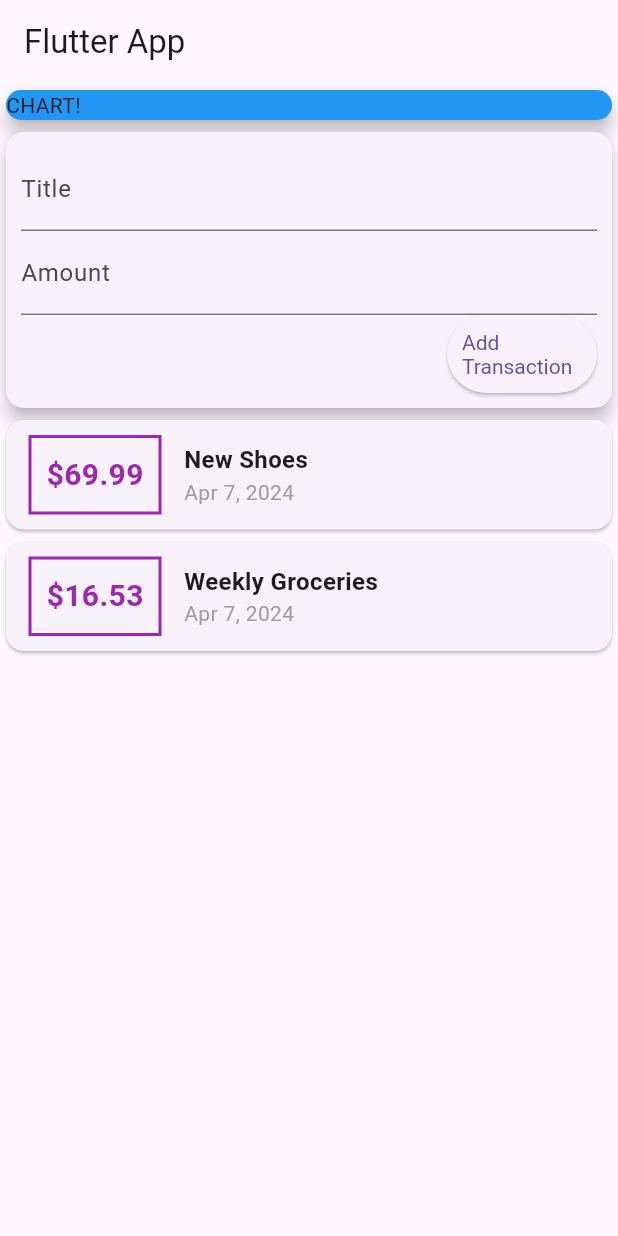
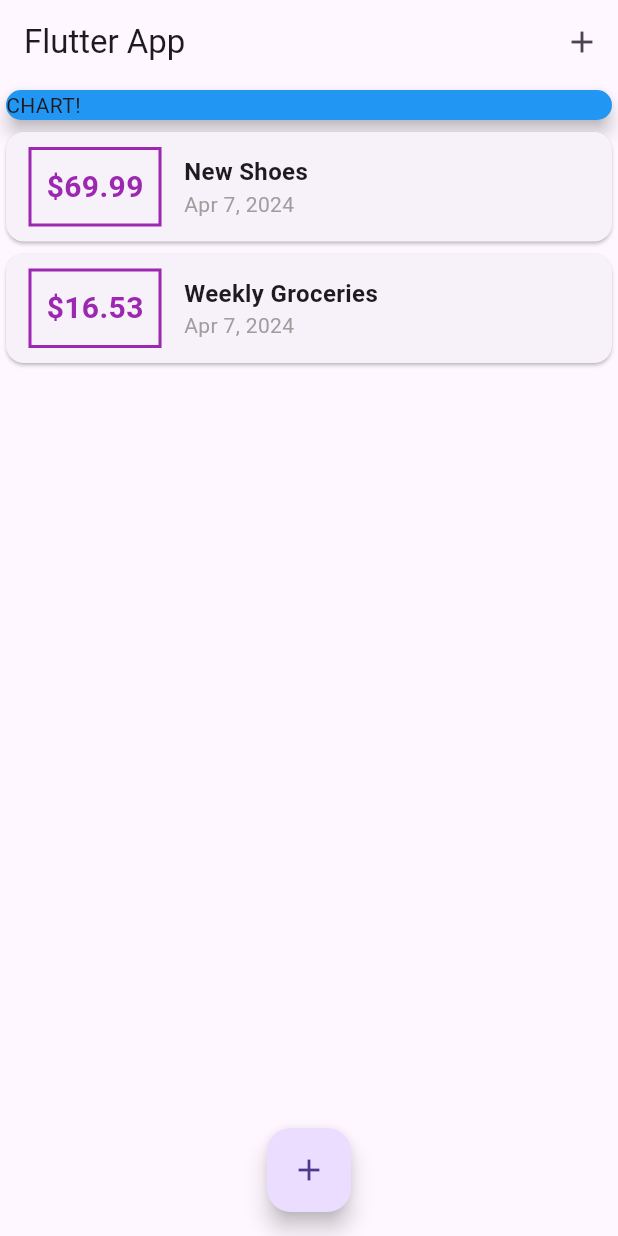
Before and after one commit to mocfaisal/personal_expense, a Flutter app: the screen it shows after launch, on a phone screen of 412 x 824 dp. Run offline on Flutter 3.47's test engine with Material 3 defaults, Android fonts, the phone set to English and light mode, and no system bars.

Commit message:
feat: Add Step 12

```diff
--- a/lib/main.dart
+++ b/lib/main.dart
@@ -1,5 +1,8 @@
 import 'package:flutter/material.dart';
-import './widgets/user_transactions.dart';
+
+import './widgets/new_transaction.dart';
+import './widgets/transaction_list.dart';
+import './models/transaction.dart';
 
 void main() => runApp(MyApp());
 
@@ -13,20 +16,70 @@
   }
 }
 
-class MyHomePage extends StatelessWidget {
+class MyHomePage extends StatefulWidget {
   // late String titleInput;
   // late String amountInput;
-  final titleController = TextEditingController();
-  final amountController = TextEditingController();
+  @override
+  _MyHomePageState createState() => _MyHomePageState();
+}
+
+class _MyHomePageState extends State<MyHomePage> {
+  final List<Transaction> _userTransactions = [
+    Transaction(
+      id: 't1',
+      title: 'New Shoes',
+      amount: 69.99,
+      date: DateTime.now(),
+    ),
+    Transaction(
+      id: 't2',
+      title: 'Weekly Groceries',
+      amount: 16.53,
+      date: DateTime.now(),
+    ),
+  ];
+
+  void _addNewTransaction(String txTitle, double txAmount) {
+    final newTx = Transaction(
+      title: txTitle,
+      amount: txAmount,
+      date: DateTime.now(),
+      id: DateTime.now().toString(),
+    );
+
+    setState(() {
+      _userTransactions.add(newTx);
+    });
+  }
+
+  void _startAddNewTransaction(BuildContext ctx) {
+    showModalBottomSheet(
+      context: ctx,
+      builder: (_) {
+        return GestureDetector(
+          onTap: () {},
+          child: NewTransaction(_addNewTransaction),
+          behavior: HitTestBehavior.opaque,
+        );
+      },
+    );
+  }
 
   @override
   Widget build(BuildContext context) {
     return Scaffold(
       appBar: AppBar(
         title: Text('Flutter App'),
+        actions: <Widget>[
+          IconButton(
+            icon: Icon(Icons.add),
+            onPressed: () => _startAddNewTransaction(context),
+          ),
+        ],
       ),
       body: SingleChildScrollView(
         child: Column(
+          // mainAxisAlignment: MainAxisAlignment.start,
           crossAxisAlignment: CrossAxisAlignment.stretch,
           children: <Widget>[
             Container(
@@ -37,9 +90,14 @@
                 elevation: 5,
               ),
             ),
-            UserTransactions()
+            TransactionList(_userTransactions),
           ],
         ),
+      ),
+      floatingActionButtonLocation: FloatingActionButtonLocation.centerFloat,
+      floatingActionButton: FloatingActionButton(
+        child: Icon(Icons.add),
+        onPressed: () => _startAddNewTransaction(context),
       ),
     );
   }
--- a/lib/widgets/transaction_list.dart
+++ b/lib/widgets/transaction_list.dart
@@ -30,7 +30,7 @@
                   ),
                   padding: EdgeInsets.all(10),
                   child: Text(
-                    '\$${transactions[index].amount}',
+                    '\$${transactions[index].amount.toStringAsFixed(2)}',
                     style: TextStyle(
                       fontWeight: FontWeight.bold,
                       fontSize: 20,
```
Also changed, not shown: lib/widgets/new_transaction.dart (+18 -7 lines).
